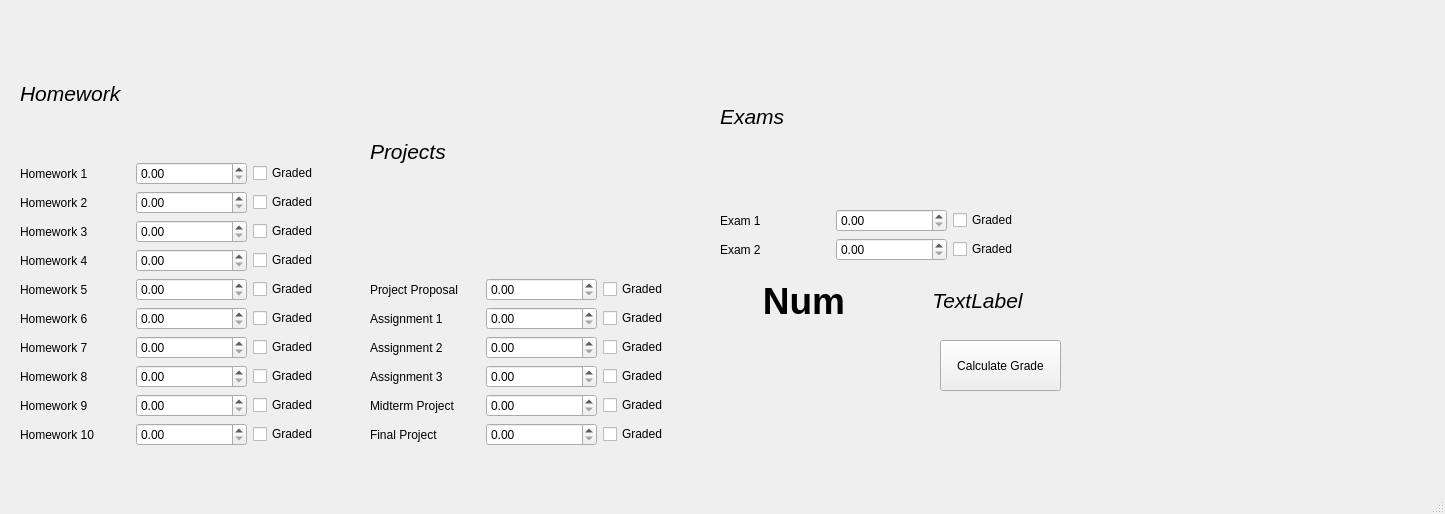
AUnicyclingProgrammer/GradeCalculator, file GradeCalculatorGUI.ui: the form before one commit.
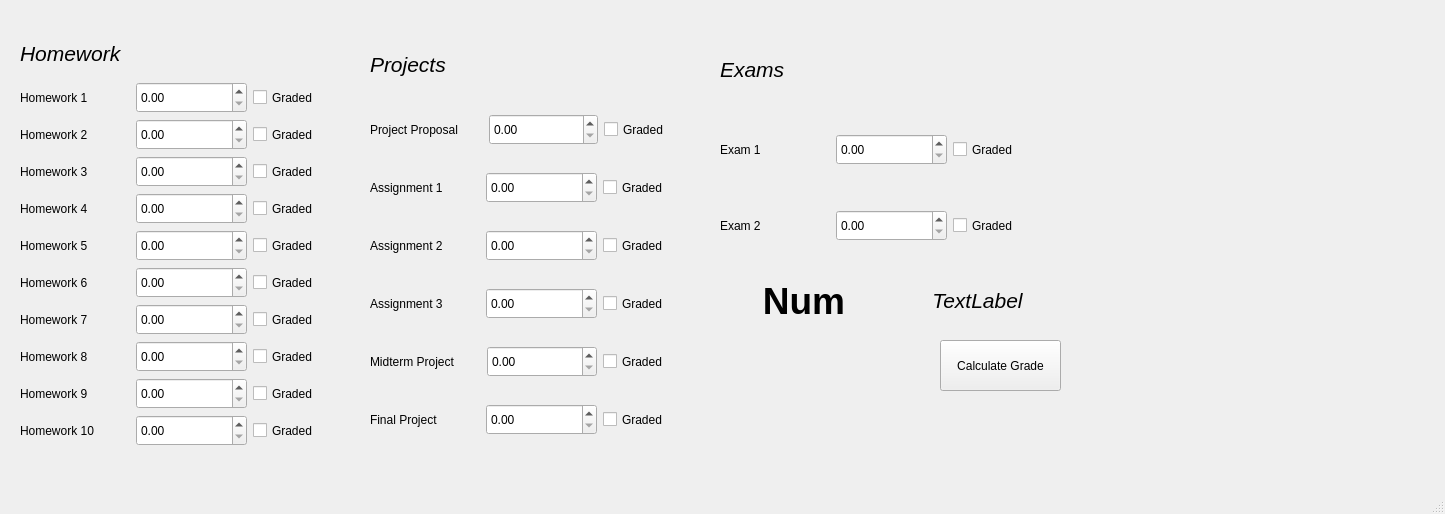
The form after the commit.

Patch:
```diff
--- a/GradeCalculatorGUI.ui
+++ b/GradeCalculatorGUI.ui
@@ -23,9 +23,21 @@
       <height>416</height>
      </rect>
     </property>
+    <property name="minimumSize">
+     <size>
+      <width>343</width>
+      <height>416</height>
+     </size>
+    </property>
     <layout class="QVBoxLayout" name="hwVertLayout">
      <item>
       <widget class="QLabel" name="hwLabel">
+       <property name="minimumSize">
+        <size>
+         <width>341</width>
+         <height>24</height>
+        </size>
+       </property>
        <property name="font">
         <font>
          <pointsize>16</pointsize>
@@ -44,16 +56,35 @@
       <layout class="QHBoxLayout" name="hw1HorizLayout">
        <item>
         <widget class="QLabel" name="hw1Label">
+         <property name="minimumSize">
+          <size>
+           <width>109</width>
+           <height>31</height>
+          </size>
+         </property>
          <property name="text">
           <string>Homework 1</string>
          </property>
         </widget>
        </item>
        <item>
-        <widget class="QDoubleSpinBox" name="hw1DoubleSpinBox"/>
+        <widget class="QDoubleSpinBox" name="hw1DoubleSpinBox">
+         <property name="minimumSize">
+          <size>
+           <width>109</width>
+           <height>31</height>
+          </size>
+         </property>
+        </widget>
        </item>
        <item>
         <widget class="QCheckBox" name="hw1CheckBox">
+         <property name="minimumSize">
+          <size>
+           <width>109</width>
+           <height>21</height>
+          </size>
+         </property>
          <property name="text">
           <string>Graded</string>
          </property>
@@ -65,16 +96,35 @@
       <layout class="QHBoxLayout" name="hw2HorizLayout">
        <item>
         <widget class="QLabel" name="hw2Label">
+         <property name="minimumSize">
+          <size>
+           <width>109</width>
+           <height>31</height>
+          </size>
+         </property>
          <property name="text">
           <string>Homework 2</string>
          </property>
         </widget>
        </item>
        <item>
-        <widget class="QDoubleSpinBox" name="hw2DoubleSpinBox_2"/>
+        <widget class="QDoubleSpinBox" name="hw2DoubleSpinBox_2">
+         <property name="minimumSize">
+          <size>
+           <width>109</width>
+           <height>31</height>
+          </size>
+         </property>
+        </widget>
        </item>
        <item>
         <widget class="QCheckBox" name="hw2CheckBox">
+         <property name="minimumSize">
+          <size>
+           <width>109</width>
+           <height>21</height>
+          </size>
+         </property>
          <property name="text">
           <string>Graded</string>
          </property>
@@ -86,16 +136,35 @@
       <layout class="QHBoxLayout" name="hw3HorizLayout">
        <item>
         <widget class="QLabel" name="hw3Label">
+         <property name="minimumSize">
+          <size>
+           <width>109</width>
+           <height>31</height>
+          </size>
+         </property>
          <property name="text">
           <string>Homework 3</string>
          </property>
         </widget>
        </item>
        <item>
-        <widget class="QDoubleSpinBox" name="hw2DoubleSpinBox"/>
+        <widget class="QDoubleSpinBox" name="hw2DoubleSpinBox">
+         <property name="minimumSize">
+          <size>
+           <width>109</width>
+           <height>31</height>
+          </size>
+         </property>
+        </widget>
        </item>
        <item>
         <widget class="QCheckBox" name="hw3CheckBox">
+         <property name="minimumSize">
+          <size>
+           <width>109</width>
+           <height>21</height>
+          </size>
+         </property>
          <property name="text">
           <string>Graded</string>
          </property>
@@ -107,16 +176,35 @@
       <layout class="QHBoxLayout" name="hw4HorizLayout">
        <item>
         <widget class="QLabel" name="hw4Label">
+         <property name="minimumSize">
+          <size>
+           <width>109</width>
+           <height>31</height>
+          </size>
+         </property>
          <property name="text">
           <string>Homework 4</string>
          </property>
         </widget>
        </item>
        <item>
-        <widget class="QDoubleSpinBox" name="hw4DoubleSpinBox"/>
+        <widget class="QDoubleSpinBox" name="hw4DoubleSpinBox">
+         <property name="minimumSize">
+          <size>
+           <width>109</width>
+           <height>31</height>
+          </size>
+         </property>
+        </widget>
        </item>
        <item>
         <widget class="QCheckBox" name="hw4CheckBox">
+         <property name="minimumSize">
+          <size>
+           <width>109</width>
+           <height>21</height>
+          </size>
+         </property>
          <property name="text">
           <string>Graded</string>
          </property>
@@ -128,16 +216,35 @@
       <layout class="QHBoxLayout" name="hw5HorizLayout">
        <item>
         <widget class="QLabel" name="hw5Label">
+         <property name="minimumSize">
+          <size>
+           <width>109</width>
+           <height>31</height>
+          </size>
+         </property>
          <property name="text">
           <string>Homework 5</string>
          </property>
         </widget>
        </item>
        <item>
-        <widget class="QDoubleSpinBox" name="hw5DoubleSpinBox"/>
+        <widget class="QDoubleSpinBox" name="hw5DoubleSpinBox">
+         <property name="minimumSize">
+          <size>
+           <width>109</width>
+           <height>31</height>
+          </size>
+         </property>
+        </widget>
        </item>
        <item>
         <widget class="QCheckBox" name="hw5CheckBox">
+         <property name="minimumSize">
+          <size>
+           <width>109</width>
+           <height>21</height>
+          </size>
+         </property>
          <property name="text">
           <string>Graded</string>
          </property>
@@ -149,16 +256,35 @@
       <layout class="QHBoxLayout" name="hw6HorizLayout">
        <item>
         <widget class="QLabel" name="hw6Label">
+         <property name="minimumSize">
+          <size>
+           <width>109</width>
+           <height>31</height>
+          </size>
+         </property>
          <property name="text">
           <string>Homework 6</string>
          </property>
         </widget>
        </item>
        <item>
-        <widget class="QDoubleSpinBox" name="hw6DoubleSpinBox"/>
+        <widget class="QDoubleSpinBox" name="hw6DoubleSpinBox">
+         <property name="minimumSize">
+          <size>
+           <width>109</width>
+           <height>31</height>
+          </size>
+         </property>
+        </widget>
        </item>
        <item>
         <widget class="QCheckBox" name="hw6CheckBox">
+         <property name="minimumSize">
+          <size>
+           <width>109</width>
+           <height>21</height>
+          </size>
+         </property>
          <property name="text">
           <string>Graded</string>
          </property>
@@ -170,16 +296,35 @@
       <layout class="QHBoxLayout" name="hw7HorizLayout">
        <item>
         <widget class="QLabel" name="hw7Label">
+         <property name="minimumSize">
+          <size>
+           <width>109</width>
+           <height>31</height>
+          </size>
+         </property>
          <property name="text">
           <string>Homework 7</string>
          </property>
         </widget>
        </item>
        <item>
-        <widget class="QDoubleSpinBox" name="hw7DoubleSpinBox"/>
+        <widget class="QDoubleSpinBox" name="hw7DoubleSpinBox">
+         <property name="minimumSize">
+          <size>
+           <width>109</width>
+           <height>31</height>
+          </size>
+         </property>
+        </widget>
        </item>
        <item>
         <widget class="QCheckBox" name="hw7CheckBox">
+         <property name="minimumSize">
+          <size>
+           <width>109</width>
+           <height>21</height>
+          </size>
+         </property>
          <property name="text">
           <string>Graded</string>
          </property>
@@ -191,16 +336,35 @@
       <layout class="QHBoxLayout" name="hw8HorizLayout">
        <item>
         <widget class="QLabel" name="hw8Label">
+         <property name="minimumSize">
+          <size>
+           <width>109</width>
+           <height>31</height>
+          </size>
+         </property>
          <property name="text">
           <string>Homework 8</string>
          </property>
         </widget>
        </item>
        <item>
-        <widget class="QDoubleSpinBox" name="hw8DoubleSpinBox"/>
+        <widget class="QDoubleSpinBox" name="hw8DoubleSpinBox">
+         <property name="minimumSize">
+          <size>
+           <width>109</width>
+           <height>31</height>
+          </size>
+         </property>
+        </widget>
        </item>
        <item>
         <widget class="QCheckBox" name="hw8CheckBox">
+         <property name="minimumSize">
+          <size>
+           <width>109</width>
+           <height>21</height>
+          </size>
+         </property>
          <property name="text">
           <string>Graded</string>
          </property>
@@ -212,16 +376,35 @@
       <layout class="QHBoxLayout" name="hw9HorizLayout">
        <item>
         <widget class="QLabel" name="hw9Label">
+         <property name="minimumSize">
+          <size>
+           <width>109</width>
+           <height>31</height>
+          </size>
+         </property>
          <property name="text">
           <string>Homework 9</string>
          </property>
         </widget>
        </item>
        <item>
-        <widget class="QDoubleSpinBox" name="hw9DoubleSpinBox"/>
+        <widget class="QDoubleSpinBox" name="hw9DoubleSpinBox">
+         <property name="minimumSize">
+          <size>
+           <width>109</width>
+           <height>31</height>
+          </size>
+         </property>
+        </widget>
        </item>
        <item>
         <widget class="QCheckBox" name="hw9CheckBox">
+         <property name="minimumSize">
+          <size>
+           <width>109</width>
+           <height>21</height>
+          </size>
+         </property>
          <property name="text">
           <string>Graded</string>
          </property>
@@ -233,16 +416,35 @@
       <layout class="QHBoxLayout" name="hw10HorizLayout">
        <item>
         <widget class="QLabel" name="hw10Label">
+         <property name="minimumSize">
+          <size>
+           <width>109</width>
+           <height>31</height>
+          </size>
+         </property>
          <property name="text">
           <string>Homework 10</string>
          </property>
         </widget>
        </item>
        <item>
-        <widget class="QDoubleSpinBox" name="hw10DoubleSpinBox"/>
+        <widget class="QDoubleSpinBox" name="hw10DoubleSpinBox">
+         <property name="minimumSize">
+          <size>
+           <width>109</width>
+           <height>31</height>
+          </size>
+         </property>
+        </widget>
        </item>
        <item>
         <widget class="QCheckBox" name="hw10CheckBox">
+         <property name="minimumSize">
+          <size>
+           <width>109</width>
+           <height>21</height>
+          </size>
+         </property>
          <property name="text">
           <string>Graded</string>
          </property>
@@ -261,9 +463,21 @@
       <height>416</height>
      </rect>
     </property>
+    <property name="minimumSize">
+     <size>
+      <width>343</width>
+      <height>416</height>
+     </size>
+    </property>
     <layout class="QVBoxLayout" name="vertLayout2">
      <item>
       <widget class="QLabel" name="projectsLabel">
+       <property name="minimumSize">
+        <size>
+         <width>341</width>
+         <height>54</height>
+        </size>
+       </property>
        <property name="font">
         <font>
          <pointsize>16</pointsize>
@@ -282,16 +496,35 @@
       <layout class="QHBoxLayout" name="projHorizLayout">
        <item>
         <widget class="QLabel" name="projLabel">
+         <property name="minimumSize">
+          <size>
+           <width>113</width>
+           <height>52</height>
+          </size>
+         </property>
          <property name="text">
           <string>Project Proposal</string>
          </property>
         </widget>
        </item>
        <item>
-        <widget class="QDoubleSpinBox" name="projDoubleSpinBox"/>
+        <widget class="QDoubleSpinBox" name="projDoubleSpinBox">
+         <property name="minimumSize">
+          <size>
+           <width>107</width>
+           <height>31</height>
+          </size>
+         </property>
+        </widget>
        </item>
        <item>
         <widget class="QCheckBox" name="projCheckBox">
+         <property name="minimumSize">
+          <size>
+           <width>107</width>
+           <height>21</height>
+          </size>
+         </property>
          <property name="text">
           <string>Graded</string>
          </property>
@@ -303,16 +536,35 @@
       <layout class="QHBoxLayout" name="assign1HorizLayout">
        <item>
         <widget class="QLabel" name="assign1Label">
+         <property name="minimumSize">
+          <size>
+           <width>109</width>
+           <height>52</height>
+          </size>
+         </property>
          <property name="text">
           <string>Assignment 1</string>
          </property>
         </widget>
        </item>
        <item>
-        <widget class="QDoubleSpinBox" name="assign1DoubleSpinBox"/>
+        <widget class="QDoubleSpinBox" name="assign1DoubleSpinBox">
+         <property name="minimumSize">
+          <size>
+           <width>109</width>
+           <height>31</height>
+          </size>
+         </property>
+        </widget>
        </item>
        <item>
         <widget class="QCheckBox" name="assign1CheckBox">
+         <property name="minimumSize">
+          <size>
+           <width>109</width>
+           <height>21</height>
+          </size>
+         </property>
          <property name="text">
           <string>Graded</string>
          </property>
@@ -324,16 +576,35 @@
       <layout class="QHBoxLayout" name="assign2HorizLayout">
        <item>
         <widget class="QLabel" name="assign2Label_">
+         <property name="minimumSize">
+          <size>
+           <width>109</width>
+           <height>52</height>
+          </size>
+         </property>
          <property name="text">
           <string>Assignment 2</string>
          </property>
         </widget>
        </item>
        <item>
-        <widget class="QDoubleSpinBox" name="assign2DoubleSpinBox"/>
+        <widget class="QDoubleSpinBox" name="assign2DoubleSpinBox">
+         <property name="minimumSize">
+          <size>
+           <width>109</width>
+           <height>31</height>
+          </size>
+         </property>
+        </widget>
        </item>
        <item>
         <widget class="QCheckBox" name="assign2CheckBox">
+         <property name="minimumSize">
+          <size>
+           <width>109</width>
+           <height>21</height>
+          </size>
+         </property>
          <property name="text">
           <string>Graded</string>
          </property>
@@ -345,16 +616,35 @@
       <layout class="QHBoxLayout" name="assign3HorizLayout">
        <item>
         <widget class="QLabel" name="assign3Label">
+         <property name="minimumSize">
+          <size>
+           <width>109</width>
+           <height>52</height>
+          </size>
+         </property>
          <property name="text">
           <string>Assignment 3</string>
          </property>
         </widget>
        </item>
        <item>
-        <widget class="QDoubleSpinBox" name="assign3DoubleSpinBox"/>
+        <widget class="QDoubleSpinBox" name="assign3DoubleSpinBox">
+         <property name="minimumSize">
+          <size>
+           <width>109</width>
+           <height>31</height>
+          </size>
+         </property>
+        </widget>
        </item>
        <item>
         <widget class="QCheckBox" name="assign3CheckBox">
+         <property name="minimumSize">
+          <size>
+           <width>109</width>
+           <height>21</height>
+          </size>
+         </property>
          <property name="text">
           <string>Graded</string>
          </property>
@@ -366,16 +656,35 @@
       <layout class="QHBoxLayout" name="midProjHorizLayout">
        <item>
         <widget class="QLabel" name="midProjLabel">
+         <property name="minimumSize">
+          <size>
+           <width>111</width>
+           <height>52</height>
+          </size>
+         </property>
          <property name="text">
           <string>Midterm Project</string>
          </property>
         </widget>
        </item>
        <item>
-        <widget class="QDoubleSpinBox" name="midProjDoubleSpinBox"/>
+        <widget class="QDoubleSpinBox" name="midProjDoubleSpinBox">
+         <property name="minimumSize">
+          <size>
+           <width>108</width>
+           <height>31</height>
+          </size>
+         </property>
+        </widget>
        </item>
        <item>
         <widget class="QCheckBox" name="midProjCheckBox">
+         <property name="minimumSize">
+          <size>
+           <width>108</width>
+           <height>21</height>
+          </size>
+         </property>
          <property name="text">
           <string>Graded</string>
          </property>
@@ -387,16 +696,35 @@
       <layout class="QHBoxLayout" name="finalProjHorizLayout">
        <item>
         <widget class="QLabel" name="finalProjLabel">
+         <property name="minimumSize">
+          <size>
+           <width>109</width>
+           <height>52</height>
+          </size>
+         </property>
          <property name="text">
           <string>Final Project</string>
          </property>
         </widget>
        </item>
        <item>
-        <widget class="QDoubleSpinBox" name="finalProjDoubleSpinBox"/>
+        <widget class="QDoubleSpinBox" name="finalProjDoubleSpinBox">
+         <property name="minimumSize">
+          <size>
+           <width>109</width>
+           <height>31</height>
+          </size>
+         </property>
+        </widget>
        </item>
        <item>
         <widget class="QCheckBox" name="finalProjCheckBox">
+         <property name="minimumSize">
+          <size>
+           <width>109</width>
+           <height>21</height>
+          </size>
+         </property>
          <property name="text">
           <string>Graded</string>
          </property>
@@ -415,9 +743,21 @@
       <height>231</height>
      </rect>
     </property>
+    <property name="minimumSize">
+     <size>
+      <width>343</width>
+      <height>231</height>
+     </size>
+    </property>
     <layout class="QVBoxLayout" name="examsVertLayout">
      <item>
       <widget class="QLabel" name="examsLabel">
+       <property name="minimumSize">
+        <size>
+         <width>341</width>
+         <height>72</height>
+        </size>
+       </property>
        <property name="font">
         <font>
          <pointsize>16</pointsize>
@@ -436,16 +776,35 @@
       <layout class="QHBoxLayout" name="exam1HorizLayout">
        <item>
         <widget class="QLabel" name="exam1Label">
+         <property name="minimumSize">
+          <size>
+           <width>109</width>
+           <height>71</height>
+          </size>
+         </property>
          <property name="text">
           <string>Exam 1</string>
          </property>
         </widget>
        </item>
        <item>
-        <widget class="QDoubleSpinBox" name="exam1DoubleSpinBox"/>
+        <widget class="QDoubleSpinBox" name="exam1DoubleSpinBox">
+         <property name="minimumSize">
+          <size>
+           <width>109</width>
+           <height>31</height>
+          </size>
+         </property>
+        </widget>
        </item>
        <item>
         <widget class="QCheckBox" name="exam1CheckBox">
+         <property name="minimumSize">
+          <size>
+           <width>109</width>
+           <height>21</height>
+          </size>
+         </property>
          <property name="text">
           <string>Graded</string>
          </property>
@@ -457,16 +816,35 @@
       <layout class="QHBoxLayout" name="exam2HorizLayout">
        <item>
         <widget class="QLabel" name="exam2Label">
+         <property name="minimumSize">
+          <size>
+           <width>109</width>
+           <height>70</height>
+          </size>
+         </property>
          <property name="text">
           <string>Exam 2</string>
          </property>
         </widget>
        </item>
        <item>
-        <widget class="QDoubleSpinBox" name="exam2DoubleSpinBox"/>
+        <widget class="QDoubleSpinBox" name="exam2DoubleSpinBox">
+         <property name="minimumSize">
+          <size>
+           <width>109</width>
+           <height>31</height>
+          </size>
+         </property>
+        </widget>
        </item>
        <item>
         <widget class="QCheckBox" name="exam2CheckBox">
+         <property name="minimumSize">
+          <size>
+           <width>109</width>
+           <height>21</height>
+          </size>
+         </property>
          <property name="text">
           <string>Graded</string>
          </property>
```
Left out of the diff: 24 changed lines with no effect on the pictures.
